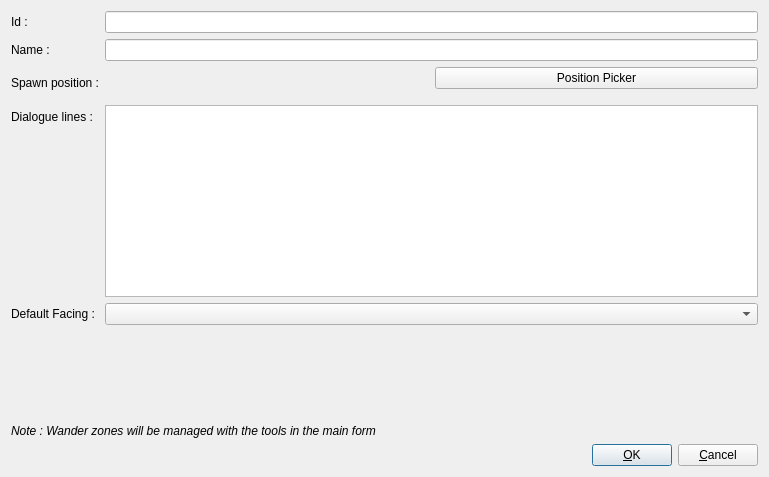
Qt form mapEditor/src/editNPCForm.ui (jeremydumais/TheWarrior) before a commit.
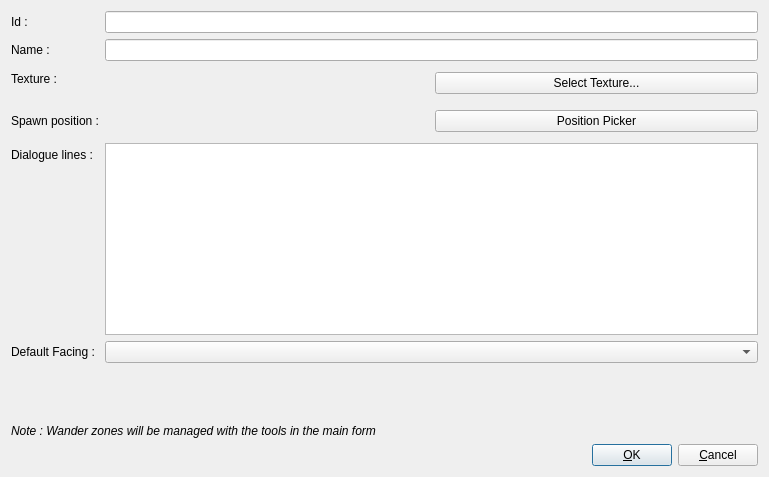
The same form after that commit. Icons and pictures are not drawn.

Commit message: Begin to work on the NPC texture selection form

Patch:
```diff
--- a/mapEditor/src/editNPCForm.ui
+++ b/mapEditor/src/editNPCForm.ui
@@ -58,7 +58,14 @@
      <item row="1" column="1">
       <widget class="QLineEdit" name="lineEditName"/>
      </item>
-     <item row="2" column="0">
+     <item row="3" column="0">
+      <widget class="QLabel" name="labelTexturePicker">
+       <property name="text">
+        <string>Texture : </string>
+       </property>
+      </widget>
+     </item>
+     <item row="5" column="0">
       <widget class="QLabel" name="labelSpawnPosition">
        <property name="minimumSize">
         <size>
@@ -74,10 +81,16 @@
        </property>
       </widget>
      </item>
-     <item row="2" column="1">
+     <item row="5" column="1">
       <layout class="QHBoxLayout" name="horizontalLayout_4">
        <item>
         <widget class="QLabel" name="labelSpawnPositionValue">
+         <property name="minimumSize">
+          <size>
+           <width>32</width>
+           <height>32</height>
+          </size>
+         </property>
          <property name="text">
           <string>     </string>
          </property>
@@ -94,34 +107,68 @@
          </property>
          <property name="iconSize">
           <size>
-           <width>32</width>
-           <height>32</height>
+           <width>24</width>
+           <height>24</height>
           </size>
          </property>
         </widget>
        </item>
       </layout>
      </item>
-     <item row="3" column="1">
-      <widget class="QPlainTextEdit" name="plainTextEdit"/>
-     </item>
-     <item row="3" column="0">
+     <item row="6" column="0">
       <widget class="QLabel" name="labelDialogueLines">
        <property name="text">
         <string>Dialogue lines :</string>
        </property>
       </widget>
      </item>
-     <item row="4" column="0">
+     <item row="6" column="1">
+      <widget class="QPlainTextEdit" name="plainTextEdit"/>
+     </item>
+     <item row="7" column="0">
       <widget class="QLabel" name="labelDefaultFacing">
        <property name="text">
         <string>Default Facing :</string>
        </property>
       </widget>
      </item>
-     <item row="4" column="1">
+     <item row="7" column="1">
       <widget class="QComboBox" name="comboBoxDefaultFacing"/>
      </item>
+     <item row="3" column="1">
+      <layout class="QHBoxLayout" name="horizontalLayout_3">
+       <item>
+        <widget class="QLabel" name="labelNPCTexture">
+         <property name="minimumSize">
+          <size>
+           <width>32</width>
+           <height>32</height>
+          </size>
+         </property>
+         <property name="text">
+          <string/>
+         </property>
+        </widget>
+       </item>
+       <item>
+        <widget class="QPushButton" name="pushButtonSelectTexture">
+         <property name="text">
+          <string>Select Texture...</string>
+         </property>
+         <property name="icon">
+          <iconset resource="../res/global.qrc">
+           <normaloff>:/texture.png</normaloff>:/texture.png</iconset>
+         </property>
+         <property name="iconSize">
+          <size>
+           <width>24</width>
+           <height>24</height>
+          </size>
+         </property>
+        </widget>
+       </item>
+      </layout>
+     </item>
     </layout>
    </item>
    <item>
```
Left out of the diff: 1 changed line with no effect on the pictures. The commit also changes 28 other files.
